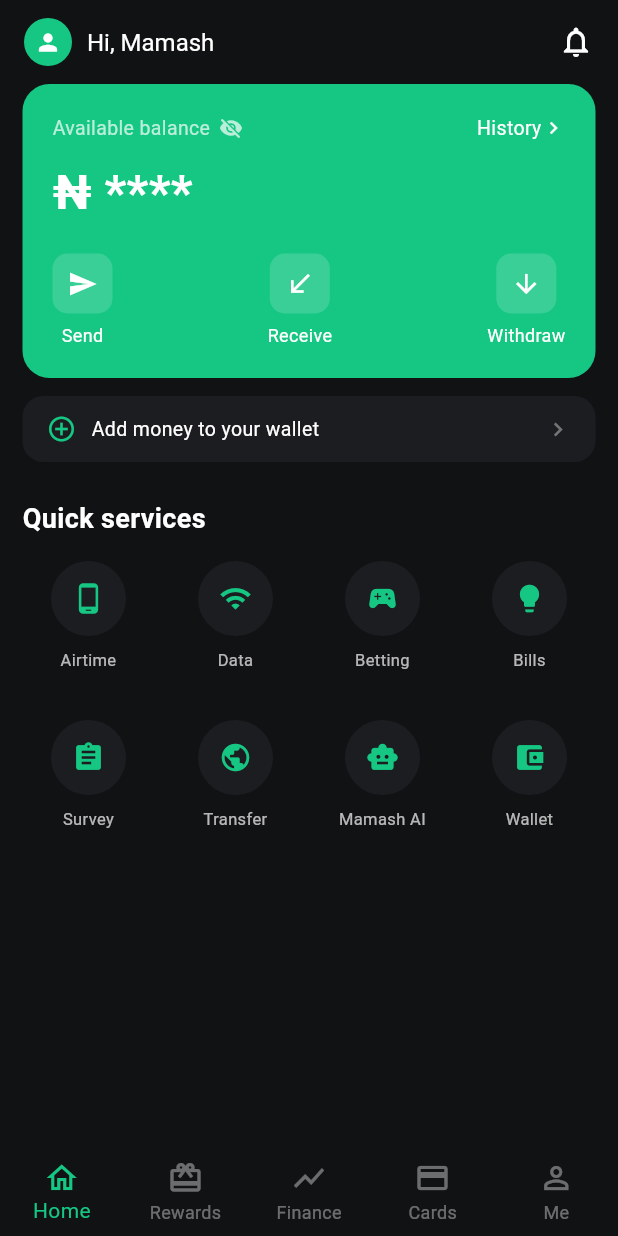
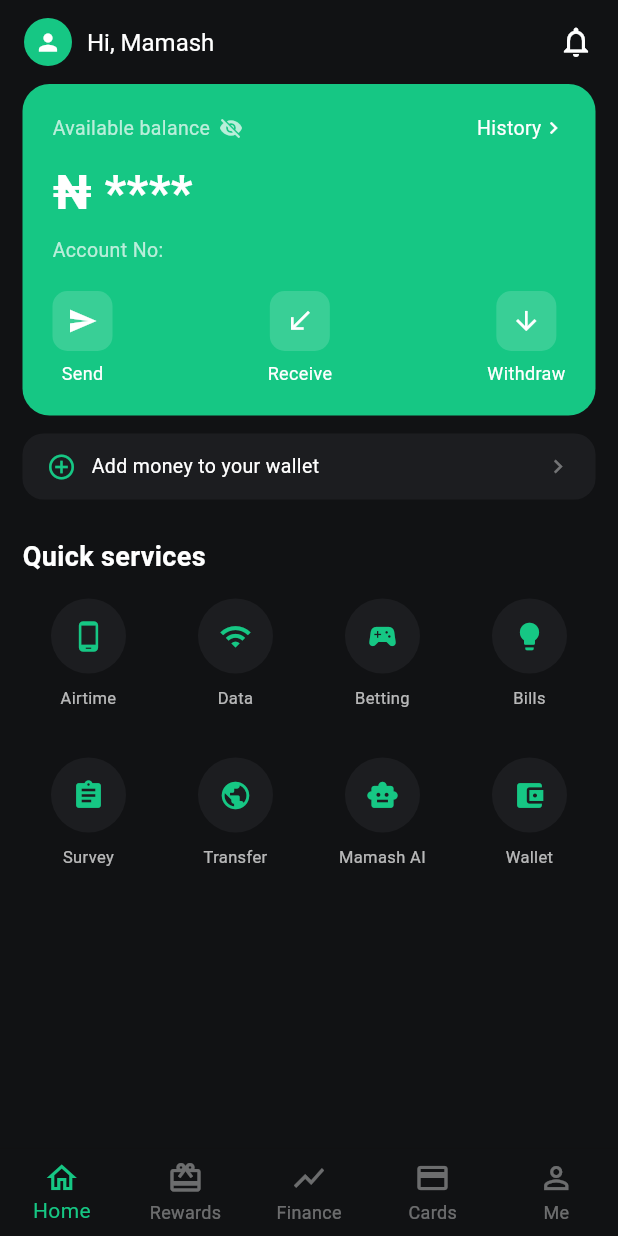
Before and after one commit to mnawasi/mamash_app, a Flutter app: the DashboardPage screen opened directly, after a tap on the "visibility" icon, on a phone screen of 412 x 824 dp. Run offline on Flutter 3.47's test engine with Material 3 defaults, Android fonts, the phone set to English and light mode, and no system bars; our stand-ins replace cloud_firestore, firebase_auth, firebase_core; missing offline and left inert: mobile_scanner; accounts and stored records are empty.

Commit message:
Show account number on dashboard page

```diff
--- a/lib/dashboard_page.dart
+++ b/lib/dashboard_page.dart
@@ -1,4 +1,6 @@
 import 'package:flutter/material.dart';
+import 'package:firebase_auth/firebase_auth.dart';
+import 'package:cloud_firestore/cloud_firestore.dart';
 import 'rewards/rewards_page.dart';
 
 import 'send_money_page.dart';
@@ -30,10 +32,28 @@ class _DashboardPageState extends State<DashboardPage> {
 
   bool _balanceHidden = false;
   int _selectedNavIndex = 0;
+  String _accountNumber = '';
 
   static const Color _bgColor = Color(0xFF111214);
   static const Color _cardColor = Color(0xFF1C1D20);
   static const Color _accent = Color(0xFF16C784);
+
+  @override
+  void initState() {
+    super.initState();
+    _loadAccountNumber();
+  }
+
+  Future<void> _loadAccountNumber() async {
+    final uid = FirebaseAuth.instance.currentUser?.uid;
+    if (uid == null) return;
+    final doc = await FirebaseFirestore.instance.collection('users').doc(uid).get();
+    if (doc.exists && mounted) {
+      setState(() {
+        _accountNumber = doc.data()?['accountNumber'] ?? '';
+      });
+    }
+  }
 
   void _goTo(Widget page) {
     Navigator.push(context, MaterialPageRoute(builder: (_) => page));
@@ -134,6 +154,11 @@ class _DashboardPageState extends State<DashboardPage> {
                       fontWeight: FontWeight.bold,
                       color: Colors.white,
                     ),
+                  ),
+                  const SizedBox(height: 6),
+                  Text(
+                    "Account No: $_accountNumber",
+                    style: const TextStyle(color: Colors.white70, fontSize: 13),
                   ),
                   const SizedBox(height: 18),
                   Row(
```
